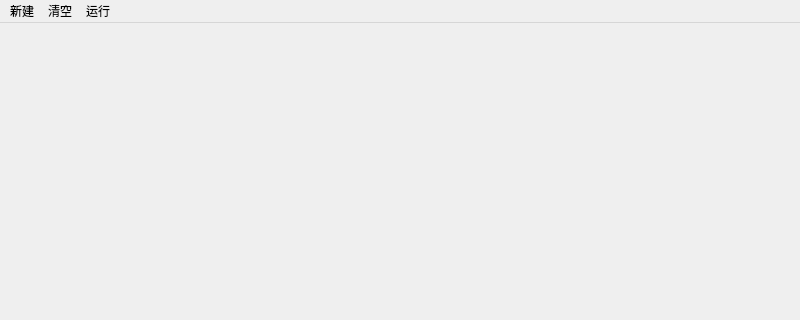
Before: the Qt Designer form mainwindow.ui in zzyhahaha/ann-qt, drawn with Qt 5; both pictures show x 0 to 800 and y 0 to 320 of the 800 by 600 pixel window.
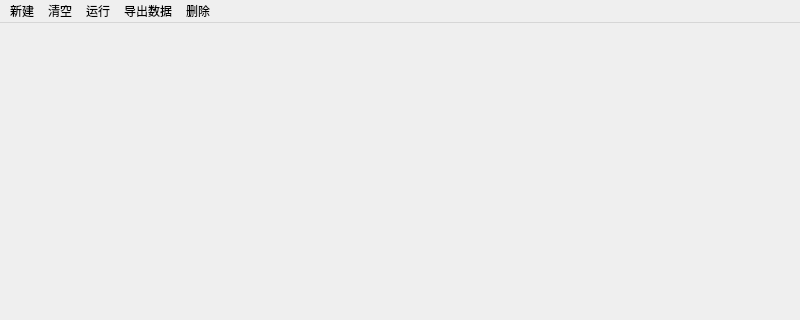
After: the same form once the commit is applied.

The edit to the form file:
```diff
--- a/mainwindow.ui
+++ b/mainwindow.ui
@@ -48,9 +48,24 @@
     </property>
     <addaction name="actionrunc"/>
    </widget>
+   <widget class="QMenu" name="printdata">
+    <property name="title">
+     <string>导出数据</string>
+    </property>
+    <addaction name="actionprintdata"/>
+   </widget>
+   <widget class="QMenu" name="menu">
+    <property name="title">
+     <string>删除</string>
+    </property>
+    <addaction name="actiondeletewire"/>
+    <addaction name="actiondeletenode"/>
+   </widget>
    <addaction name="Open"/>
    <addaction name="Dele"/>
    <addaction name="run"/>
+   <addaction name="printdata"/>
+   <addaction name="menu"/>
   </widget>
   <widget class="QStatusBar" name="statusbar"/>
   <action name="actionIneure">
```
Left out of the diff: 19 changed lines with no effect on the pictures.
